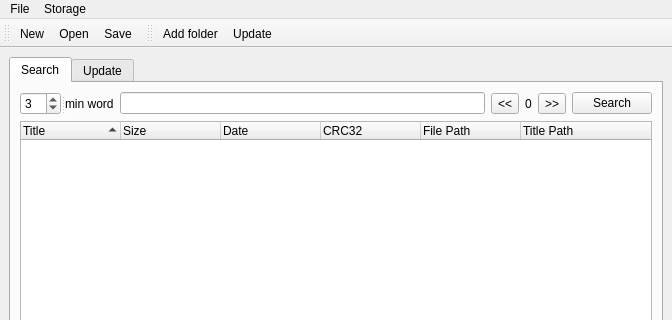
This is form.ui in sanami/qt-books as Qt 5 draws it before an edit; both pictures show x 0 to 672 and y 0 to 320 of the 672 by 469 pixel window. The edited form follows.
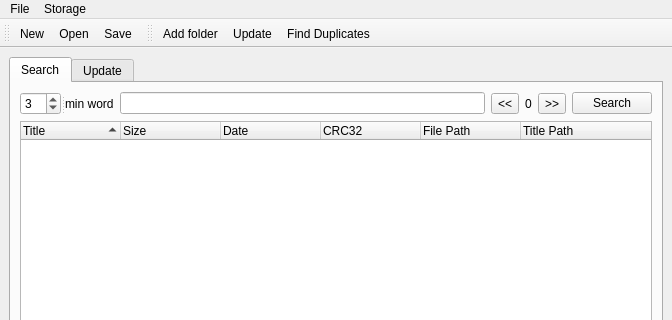
This is the edited form. Icons and pictures are not drawn.

The edit to the form file:
```diff
--- a/form.ui
+++ b/form.ui
@@ -242,6 +242,7 @@
    </attribute>
    <addaction name="action_add_folder_to_storage"/>
    <addaction name="action_update_storage"/>
+   <addaction name="action_find_duplicates"/>
   </widget>
   <action name="action_save">
    <property name="icon">
@@ -314,6 +315,16 @@
     <string>Update storage. Remove missing files. Calculate CRC</string>
    </property>
   </action>
+  <action name="action_find_duplicates">
+   <property name="text">
+    <string>Find Duplicates</string>
+   </property>
+  </action>
+  <action name="action_delete_files">
+   <property name="text">
+    <string>Delete files</string>
+   </property>
+  </action>
  </widget>
  <resources>
   <include location="resources.qrc"/>
```
Left out of the diff: 3 changed lines with no effect on the pictures.
